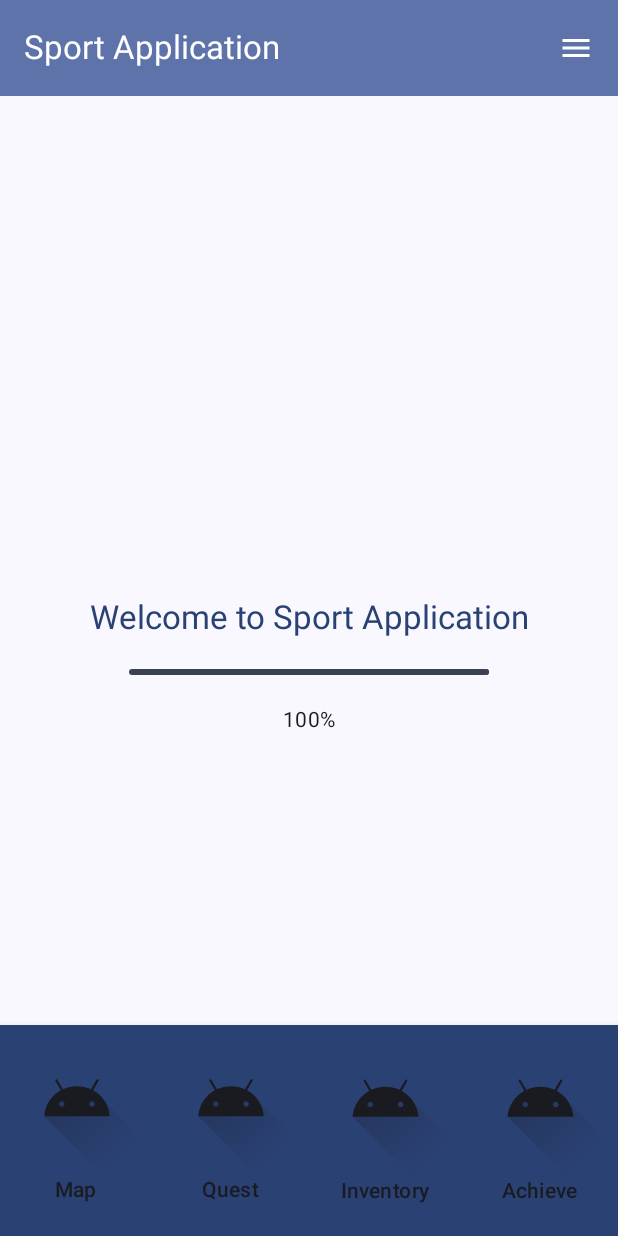
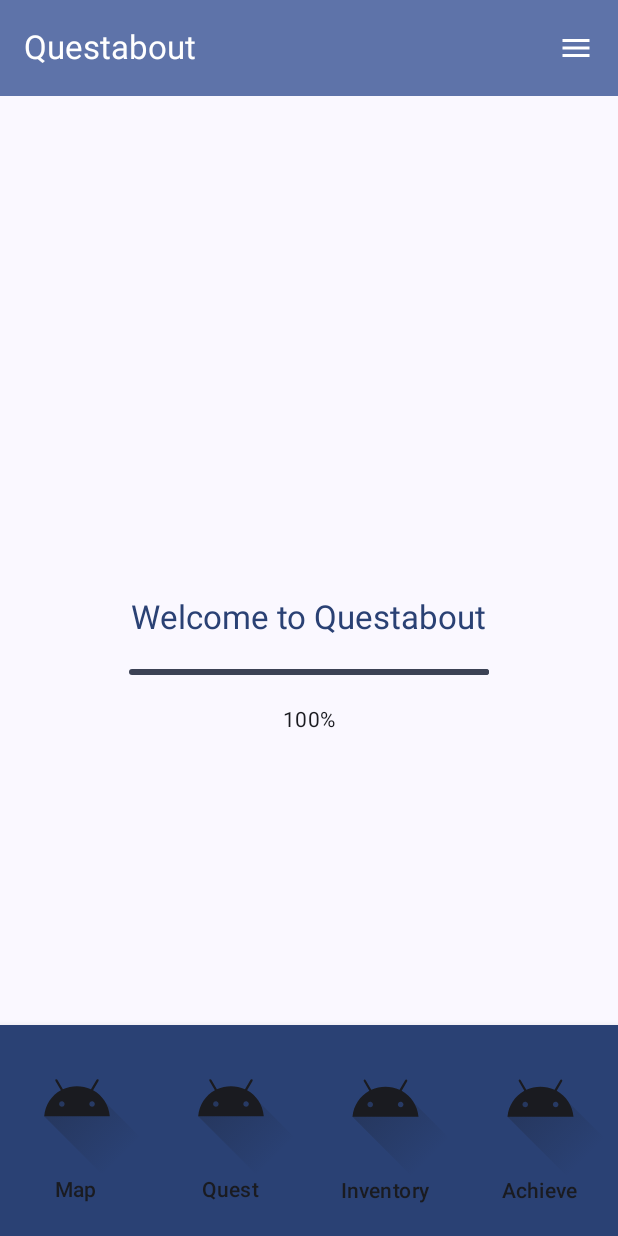
Before and after one commit to TetianaVerkhalantseva/SportApplication, an Android app built with Jetpack Compose: the first screen one second after launch (MainActivity), on a phone screen of 412 x 824 dp. Run offline under Robolectric (Android 15) with nearby library versions, the phone set to English and light mode, and no system bars; our stand-ins replace Dagger/Hilt's generated code, Room's generated code.

Commit message:
Endret navn fra Sportsapplication til Questabout i topbar og intro.

```diff
--- a/app/src/main/java/com/example/sportapplication/ui/activity/main/MainScreen.kt
+++ b/app/src/main/java/com/example/sportapplication/ui/activity/main/MainScreen.kt
@@ -9,6 +9,7 @@ import androidx.compose.material3.*
 import androidx.compose.runtime.*
 import androidx.compose.ui.Modifier
 import androidx.compose.ui.res.painterResource
+import androidx.compose.ui.res.stringResource
 import androidx.compose.ui.unit.dp
 import androidx.navigation.NavHostController
 import com.example.sportapplication.R
@@ -33,7 +34,7 @@ fun MainScreen(
         Scaffold(
             topBar = {
                 TopAppBar(
-                    title = { Text("Sport Application", style = MaterialTheme.typography.titleLarge) },
+                    title = { Text(stringResource(R.string.questabout), style = MaterialTheme.typography.titleLarge) },
                     colors = TopAppBarDefaults.topAppBarColors(
                         containerColor = MaterialTheme.colorScheme.primaryContainer,  // TopAppBar background color
                         titleContentColor = MaterialTheme.colorScheme.onPrimaryContainer  // TopAppBar text color
--- a/app/src/main/java/com/example/sportapplication/ui/introduction/IntroductionScreen.kt
+++ b/app/src/main/java/com/example/sportapplication/ui/introduction/IntroductionScreen.kt
@@ -53,7 +53,7 @@ fun IntroductionScreen(
     ) {
 
         Text(
-            text = stringResource(R.string.welcome_to_sport_application),
+            text = stringResource(R.string.welcome_to_questabout),
             style = MaterialTheme.typography.titleLarge,
             color = MaterialTheme.colorScheme.primary
         )
--- a/app/src/main/res/values/strings.xml
+++ b/app/src/main/res/values/strings.xml
@@ -22,5 +22,7 @@
     <!-- Selected Quest Screen -->
     <string name="start_quiz">Start Quiz</string>
     <string name="welcome_to_sport_application">Welcome to Sport Application</string>
+    <string name="welcome_to_questabout">Welcome to Questabout</string>
+    <string name="questabout">Questabout</string>
 
 </resources>
```
